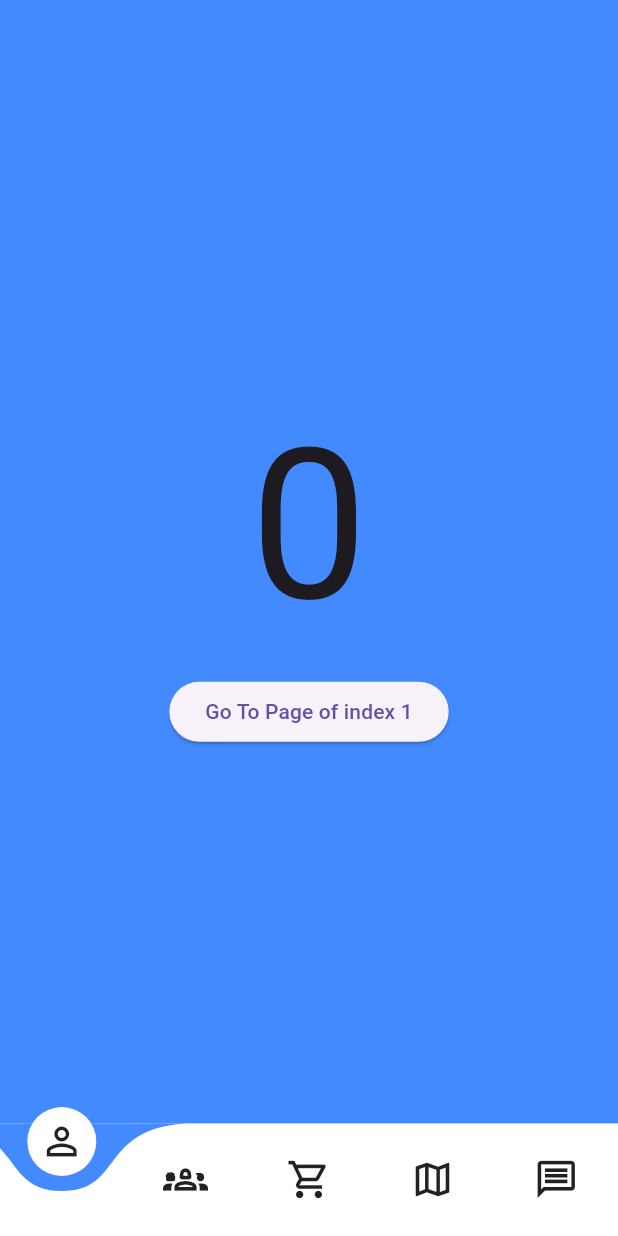
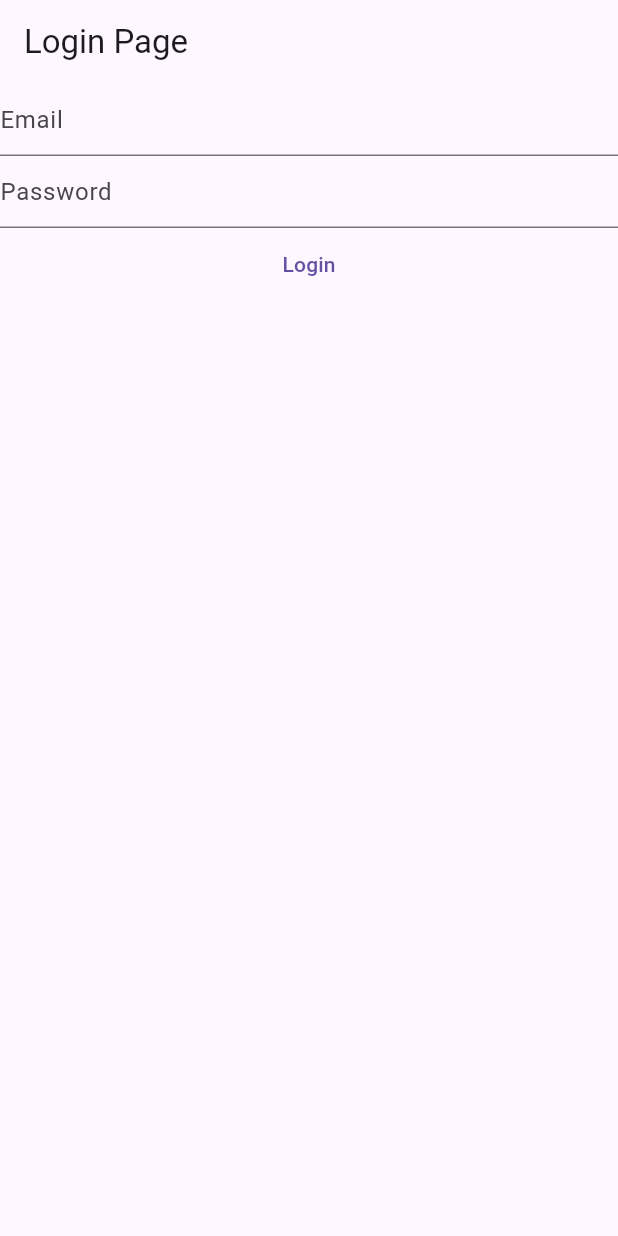
Before and after one commit to bokuwajay/petsguides, a Flutter app: the screen it shows after launch, on a phone screen of 412 x 824 dp. Run offline on Flutter 3.47's test engine with Material 3 defaults, Android fonts, the phone set to English and light mode, and no system bars; drawn by our look-alikes of curved_navigation_bar; our stand-ins replace dio, go_router, google_maps_flutter.

Commit message:
Working in redirect URL

```diff
--- a/lib/main.dart
+++ b/lib/main.dart
@@ -1,26 +1,8 @@
 import 'package:flutter/material.dart';
-import 'package:petsguides/navigation_bar.dart';
-import 'package:petsguides/views/google_map.dart';
+import 'package:petsguides/router/routes.dart';
 
 void main() {
-  runApp(MaterialApp(
-      title: 'Flutter Demo',
-      theme: ThemeData(primarySwatch: Colors.blue),
-      home: const HomePage()
-      // home: const GoogleMapView()
-      ));
+  runApp(MaterialApp.router(
+    routerConfig: router,
+  ));
 }
-
-class HomePage extends StatelessWidget {
-  const HomePage({super.key});
-
-  @override
-  Widget build(BuildContext context) {
-    return Scaffold(
-      appBar: AppBar(
-        title: const Text('Home Page'),
-      ),
-      bottomNavigationBar: const BottomNavBar(),
-    );
-  }
-}
--- /dev/null
+++ b/lib/views/login_view.dart
@@ -0,0 +1,78 @@
+import 'package:flutter/material.dart';
+import 'package:dio/dio.dart';
+import 'dart:io' show Platform;
+
+class LoginView extends StatefulWidget {
+  const LoginView({super.key});
+
+  @override
+  State<LoginView> createState() => _LoginViewState();
+}
+
+class _LoginViewState extends State<LoginView> {
+  late final TextEditingController _email;
+  late final TextEditingController _password;
+
+  @override
+  void initState() {
+    _email = TextEditingController();
+    _password = TextEditingController();
+    super.initState();
+  }
+
+  @override
+  void dispose() {
+    _email.dispose();
+    _password.dispose();
+    super.dispose();
+  }
+
+  @override
+  Widget build(BuildContext context) {
+    return Scaffold(
+      appBar: AppBar(title: Text("Login Page")),
+      body: Column(children: [
+        TextField(
+            controller: _email,
+            enableSuggestions: false,
+            autocorrect: false,
+            keyboardType: TextInputType.emailAddress,
+            decoration: const InputDecoration(hintText: "Email")),
+        TextField(
+            controller: _password,
+            enableSuggestions: false,
+            autocorrect: false,
+            obscureText: true,
+            decoration: const InputDecoration(hintText: "Password")),
+        TextButton(
+            onPressed: () async {
+              final email = _email.text;
+              final password = _password.text;
+              // Initialize Dio
+              final dio = Dio();
+
+              try {
+                // Replace with your backend server URL
+                final response = await dio.post(
+                  'http://10.8.9.152:4000/api/v1/auth/authentication',
+                  data: {
+                    'email': email,
+                    'password': password,
+                  },
+                );
+
+                // Handle the response accordingly (e.g., check for success or display error)
+                print('Response Status: ${response.statusCode}');
+                print('Response Data: ${response.data}');
+
+                // TODO: Handle success or error states based on the response
+              } catch (error) {
+                // Handle DioError (network error, timeout, etc.) or other exceptions
+                print('Error: $error');
+              }
+            },
+            child: const Text("Login"))
+      ]),
+    );
+  }
+}
--- a/pubspec.yaml
+++ b/pubspec.yaml
@@ -36,6 +36,8 @@ dependencies:
   cupertino_icons: ^1.0.2
   curved_navigation_bar: ^1.0.3
   google_maps_flutter: ^2.5.0
+  go_router: ^13.0.1
+  dio: ^5.4.0
 
 dev_dependencies:
   flutter_test:
```
Also changed, not shown: lib/router/routes.dart (added, +24 -0 lines), lib/views/home_view.dart (added, +16 -0 lines), pubspec.lock.
